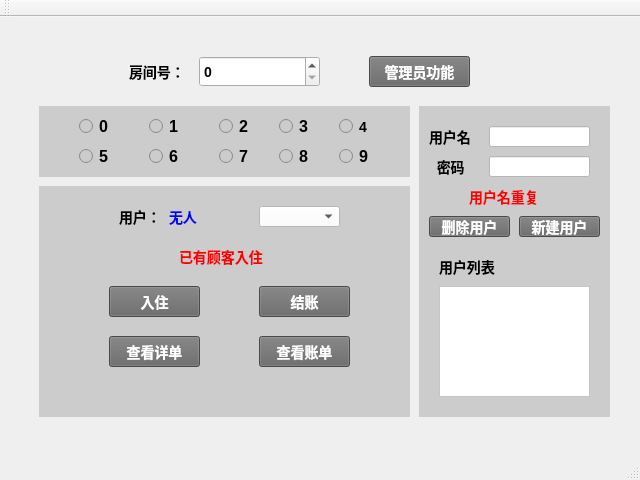
dyzsr/se2019hotel, file server/mainwindow.ui: the form before one commit.
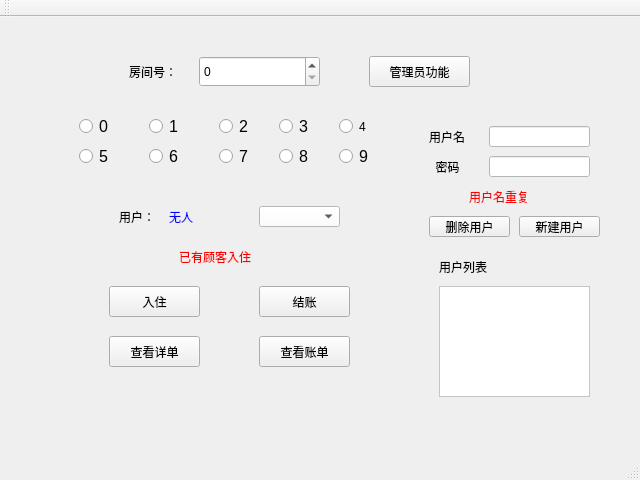
The form after the commit.

```diff
--- a/server/mainwindow.ui
+++ b/server/mainwindow.ui
@@ -30,9 +30,7 @@
      </rect>
     </property>
     <property name="styleSheet">
-     <string notr="true">font-size: 14px;
-font-family: 幼圆;
-font-weight: bold;</string>
+     <string notr="true"/>
     </property>
     <property name="currentIndex">
      <number>0</number>
@@ -48,8 +46,7 @@
        </rect>
       </property>
       <property name="styleSheet">
-       <string notr="true">background: #666666;
-color: #ffffff;</string>
+       <string notr="true"/>
       </property>
       <property name="text">
        <string>管理员功能</string>
@@ -88,7 +85,7 @@
        </rect>
       </property>
       <property name="styleSheet">
-       <string notr="true">background: #cccccc;</string>
+       <string notr="true"/>
       </property>
       <widget class="QRadioButton" name="rb_3">
        <property name="geometry">
@@ -270,8 +267,7 @@
        </rect>
       </property>
       <property name="styleSheet">
-       <string notr="true">background: #cccccc;
-color: #ffffff;</string>
+       <string notr="true"/>
       </property>
       <widget class="QPushButton" name="bt_checkout">
        <property name="geometry">
@@ -283,7 +279,7 @@
         </rect>
        </property>
        <property name="styleSheet">
-        <string notr="true">background: #666666;</string>
+        <string notr="true"/>
        </property>
        <property name="text">
         <string>结账</string>
@@ -299,7 +295,7 @@
         </rect>
        </property>
        <property name="styleSheet">
-        <string notr="true">background: #666666;</string>
+        <string notr="true"/>
        </property>
        <property name="text">
         <string>查看详单</string>
@@ -315,7 +311,7 @@
         </rect>
        </property>
        <property name="styleSheet">
-        <string notr="true">background: #666666;</string>
+        <string notr="true"/>
        </property>
        <property name="text">
         <string>查看账单</string>
@@ -331,7 +327,7 @@
         </rect>
        </property>
        <property name="styleSheet">
-        <string notr="true">background: #666666;</string>
+        <string notr="true"/>
        </property>
        <property name="text">
         <string>入住</string>
@@ -347,7 +343,7 @@
         </rect>
        </property>
        <property name="styleSheet">
-        <string notr="true">color: #000000;</string>
+        <string notr="true"/>
        </property>
        <property name="text">
         <string>用户：</string>
@@ -410,8 +406,7 @@
        </rect>
       </property>
       <property name="styleSheet">
-       <string notr="true">background: #cccccc;
-color: #000000;</string>
+       <string notr="true"/>
       </property>
       <widget class="QLineEdit" name="le_usrid">
        <property name="geometry">
@@ -477,8 +472,7 @@
         </rect>
        </property>
        <property name="styleSheet">
-        <string notr="true">background: #666666;
-color: #ffffff;</string>
+        <string notr="true"/>
        </property>
        <property name="text">
         <string>新建用户</string>
@@ -510,8 +504,7 @@
         </rect>
        </property>
        <property name="styleSheet">
-        <string notr="true">background: #666666;
-color: #ffffff;</string>
+        <string notr="true"/>
        </property>
        <property name="text">
         <string>删除用户</string>
```
